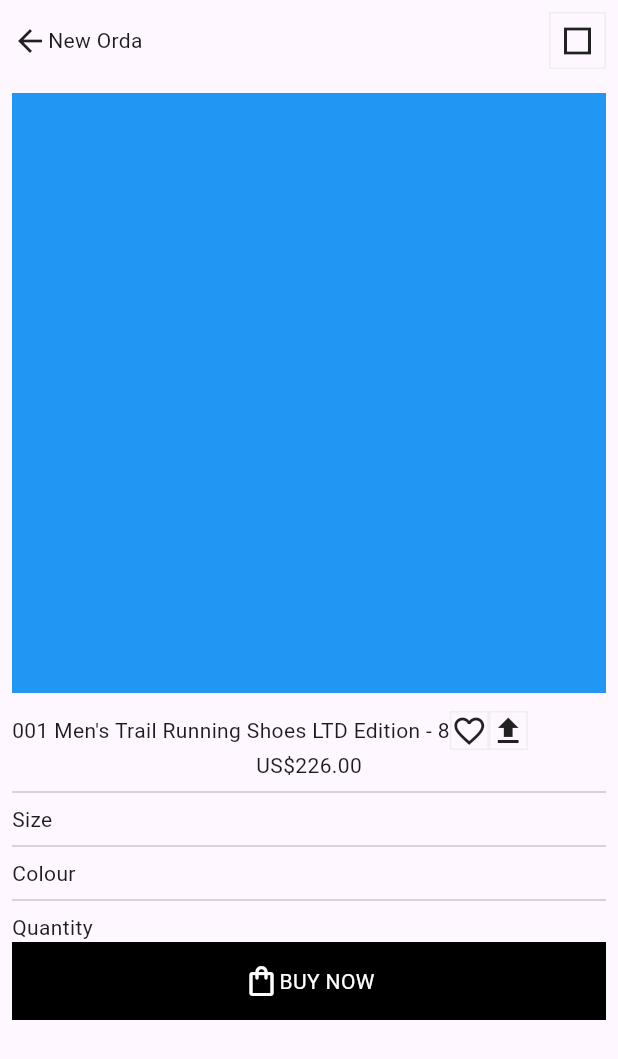
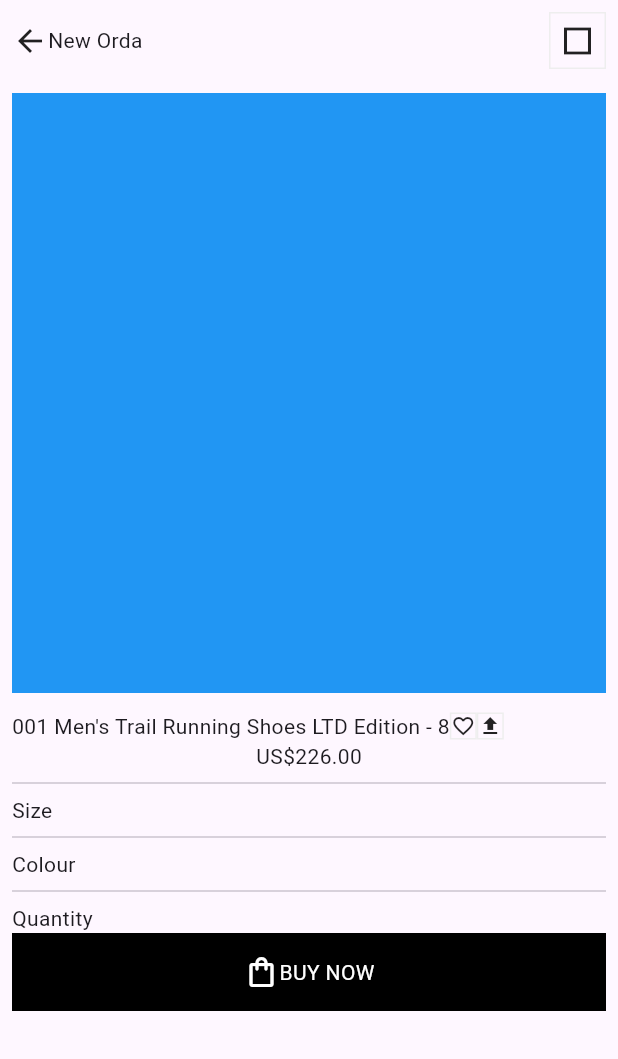
Before and after one commit to JAICHANGPARK/flutter_notebook_chapter_37, a Flutter app: the SneakersDetailPage screen opened directly, on a phone screen of 412 x 824 dp. Shown: the top 1059 px of the screen. Run offline on Flutter 3.47's test engine with Material 3 defaults, Android fonts, the phone set to English and light mode, and no system bars; our stand-ins replace dots_indicator, gap, google_fonts.

Commit message:
Update sneakers_detail_page.dart

```diff
--- a/lib/ep1869_sneakers_app/view/sneakers_detail_page.dart
+++ b/lib/ep1869_sneakers_app/view/sneakers_detail_page.dart
@@ -57,9 +57,11 @@ class _SneakersDetailPageState extends State<SneakersDetailPage> {
                     ),
                     child: Icon(
                       Icons.favorite_border,
+                      size: 16,
                     ),
                   ),
                   Container(
+
                     decoration: BoxDecoration(
                       border: Border.all(
                         color: Colors.grey[200]!,
@@ -67,6 +69,7 @@ class _SneakersDetailPageState extends State<SneakersDetailPage> {
                     ),
                     child: Icon(
                       Icons.upload,
+                      size: 16,
                     ),
                   )
                 ],
```
